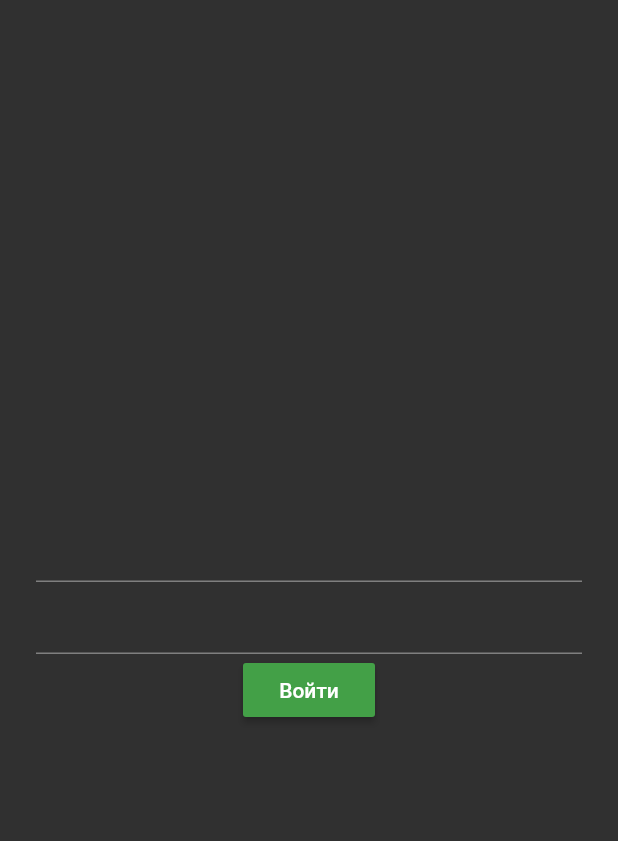
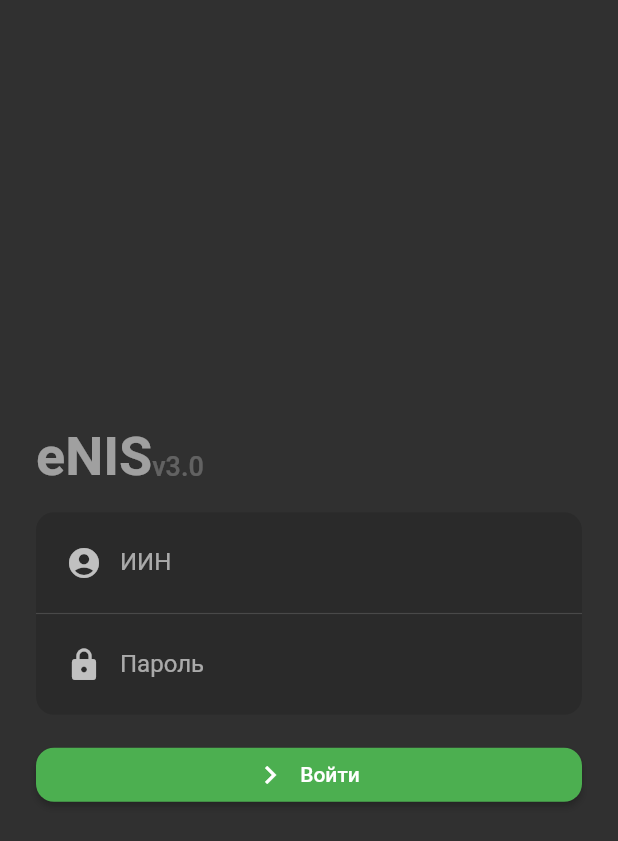
Before and after one commit to kekland/enis-app.v3, a Flutter app: the screen it shows after launch, on a phone screen of 412 x 824 dp. Shown: the top 841 px of the screen. Run offline on Flutter 3.47's test engine with Material 2 defaults, Android fonts, the phone set to English and light mode, and no system bars; our stand-ins replace flutter_svg.

Commit message:
wip: sign_in_page

```diff
--- a/lib/components/text_field.dart
+++ b/lib/components/text_field.dart
@@ -1,8 +1,35 @@
+import 'package:flutter/material.dart';
+
 class BeautifulTextField extends StatelessWidget {
+  final BorderRadius borderRadius;
+  final String hint;
+  final IconData icon;
+
+  const BeautifulTextField({
+    Key key,
+    this.borderRadius,
+    this.hint,
+    this.icon,
+  }) : super(key: key);
+
   @override
   Widget build(BuildContext context) {
     return Container(
-
+      decoration: BoxDecoration(
+        color: Colors.black12,
+        borderRadius: borderRadius,
+      ),
+      padding: const EdgeInsets.symmetric(
+        horizontal: 8.0,
+        vertical: 4.0,
+      ),
+      child: TextField(
+        decoration: InputDecoration(
+          prefixIcon: Icon(icon),
+          labelText: hint,
+          border: InputBorder.none,
+        ),
+      ),
     );
   }
 }
--- /dev/null
+++ b/lib/extensions.dart
@@ -0,0 +1,11 @@
+import 'package:flutter/material.dart';
+
+extension Theming on BuildContext {
+  ThemeData get theme {
+    return Theme.of(this);
+  }
+
+  TextTheme get textTheme {
+    return this.theme.textTheme;
+  }
+}
--- a/lib/main.dart
+++ b/lib/main.dart
@@ -11,6 +11,7 @@ class MyApp extends StatelessWidget {
       title: 'Flutter Demo',
       theme: ThemeData(
         primarySwatch: Colors.green,
+        accentColor: Colors.green,
         brightness: Brightness.dark,
       ),
       home: SignInPage(),
--- a/lib/pages/sign_in_page.dart
+++ b/lib/pages/sign_in_page.dart
@@ -1,4 +1,6 @@
+import 'package:enis/components/text_field.dart';
 import 'package:flutter/material.dart';
+import 'package:flutter_svg/flutter_svg.dart';
 
 class SignInPage extends StatelessWidget {
   @override
@@ -8,12 +10,60 @@ class SignInPage extends StatelessWidget {
         child: SingleChildScrollView(
           padding: const EdgeInsets.all(24.0),
           child: Column(
+            crossAxisAlignment: CrossAxisAlignment.center,
             children: [
-              TextField(),
-              TextField(),
-              RaisedButton(
-                child: Text('Войти'),
-                onPressed: () {},
+              Row(
+                crossAxisAlignment: CrossAxisAlignment.baseline,
+                textBaseline: TextBaseline.alphabetic,
+                children: [
+                  Text(
+                    'eNIS',
+                    style: TextStyle(
+                      fontSize: 36.0,
+                      fontWeight: FontWeight.w700,
+                      color: Colors.white54,
+                    ),
+                  ),
+                  Text(
+                    'v3.0',
+                    style: TextStyle(
+                      fontSize: 18.0,
+                      fontWeight: FontWeight.w500,
+                      color: Colors.white24,
+                    ),
+                  ),
+                ],
+              ),
+              SizedBox(height: 16.0),
+              BeautifulTextField(
+                icon: Icons.account_circle,
+                hint: 'ИИН',
+                borderRadius: BorderRadius.vertical(
+                  top: Radius.circular(12.0),
+                ),
+              ),
+              Divider(
+                height: 1.0,
+              ),
+              BeautifulTextField(
+                icon: Icons.lock,
+                hint: 'Пароль',
+                borderRadius: BorderRadius.vertical(
+                  bottom: Radius.circular(12.0),
+                ),
+              ),
+              SizedBox(height: 16.0),
+              SizedBox(
+                width: double.infinity,
+                child: RaisedButton.icon(
+                  icon: Icon(Icons.chevron_right),
+                  label: Text('Войти'),
+                  onPressed: () {},
+                  color: Colors.green,
+                  shape: RoundedRectangleBorder(
+                    borderRadius: BorderRadius.circular(12.0),
+                  ),
+                ),
               ),
             ],
           ),
```
Also changed, not shown: pubspec.yaml (+6 -1 lines), assets/nis_logo.svg (added), assets/nis_logo_dark.svg (added), pubspec.lock.
